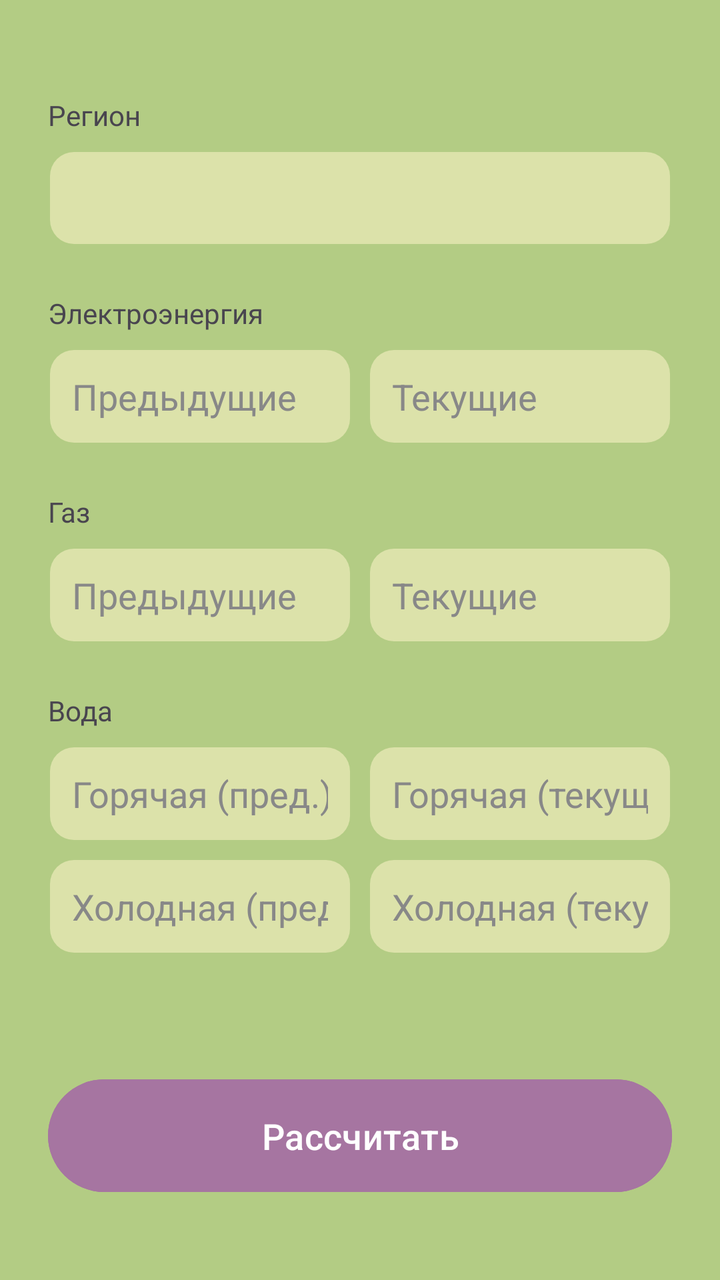
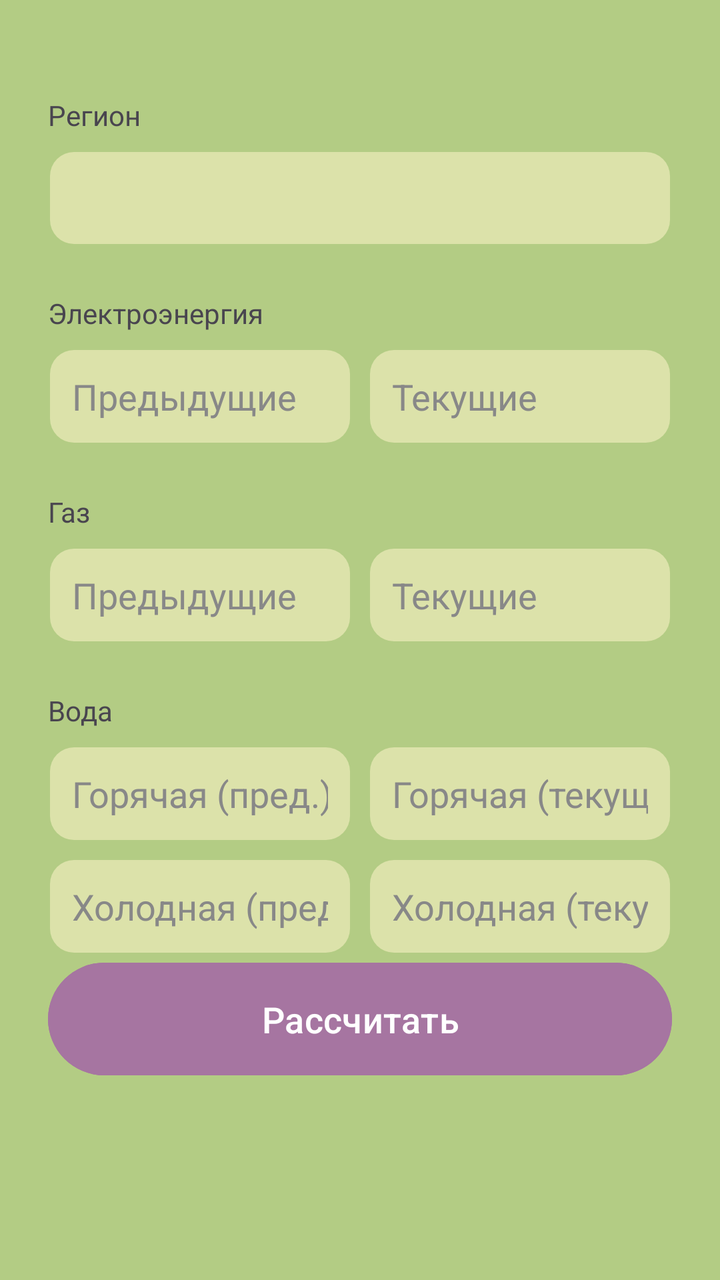

The first picture is an Android layout as it rendered before a commit; the second is the same layout after the commit. The layout source and the unified diff follow.
<!-- AndroidManifest.xml: application theme Theme.Startup_Etnofit_2 -->
<!-- res/layout/reckoning.xml -->
<?xml version="1.0" encoding="utf-8"?>
<androidx.constraintlayout.widget.ConstraintLayout xmlns:android="http://schemas.android.com/apk/res/android"
    android:layout_width="match_parent"
    android:layout_height="match_parent"
    xmlns:app="http://schemas.android.com/apk/res-auto"
    xmlns:tools="http://schemas.android.com/tools"
    android:background="#B3CC84"
    android:padding="24dp">

    <TextView
        android:id="@+id/labelRegion"
        android:layout_width="wrap_content"
        android:layout_height="wrap_content"
        android:layout_marginTop="24dp"
        android:text="Регион"
        app:layout_constraintStart_toStartOf="parent"
        app:layout_constraintTop_toTopOf="parent" />

    <Spinner
        android:id="@+id/spinnerRegion"
        android:layout_width="0dp"
        android:layout_height="48dp"
        android:layout_marginTop="8dp"
        android:paddingHorizontal="16dp"
        android:paddingVertical="12dp"
        android:background="@drawable/edittext_bg"
        app:layout_constraintTop_toBottomOf="@id/labelRegion"
        app:layout_constraintStart_toStartOf="parent"
        app:layout_constraintEnd_toEndOf="parent" />

    <TextView
        android:id="@+id/labelElectricity"
        android:layout_width="wrap_content"
        android:layout_height="wrap_content"
        android:layout_marginTop="24dp"
        android:text="Электроэнергия"
        app:layout_constraintStart_toStartOf="parent"
        app:layout_constraintTop_toBottomOf="@id/spinnerRegion" />

    <LinearLayout
        android:id="@+id/layoutElectricityInput"
        android:layout_width="0dp"
        android:layout_height="wrap_content"
        android:layout_marginTop="8dp"
        android:orientation="horizontal"
        app:layout_constraintEnd_toEndOf="parent"
        app:layout_constraintStart_toStartOf="parent"
        app:layout_constraintTop_toBottomOf="@id/labelElectricity">

        <EditText
            android:id="@+id/inputElectricityPrev"
            android:layout_width="0dp"
            android:layout_height="wrap_content"
            android:layout_weight="1"
            android:layout_marginEnd="8dp"
            android:background="@drawable/edittext_bg"
            android:hint="Предыдущие"
            android:inputType="numberDecimal"
            android:padding="12dp"
            android:textColor="#000000"
            android:textColorHint="#888888" />

        <EditText
            android:id="@+id/inputElectricityCurr"
            android:layout_width="0dp"
            android:layout_height="wrap_content"
            android:layout_weight="1"
            android:background="@drawable/edittext_bg"
            android:hint="Текущие"
            android:inputType="numberDecimal"
            android:padding="12dp"
            android:textColor="#000000"
            android:textColorHint="#888888" />

    </LinearLayout>

    <TextView
        android:id="@+id/labelGas"
        android:layout_width="wrap_content"
        android:layout_height="wrap_content"
        android:layout_marginTop="24dp"
        android:text="Газ"
        app:layout_constraintStart_toStartOf="parent"
        app:layout_constraintTop_toBottomOf="@id/layoutElectricityInput" />

    <LinearLayout
        android:id="@+id/layoutGasInput"
        android:layout_width="0dp"
        android:layout_height="wrap_content"
        android:layout_marginTop="8dp"
        android:orientation="horizontal"
        app:layout_constraintEnd_toEndOf="parent"
        app:layout_constraintStart_toStartOf="parent"
        app:layout_constraintTop_toBottomOf="@id/labelGas">

        <EditText
            android:id="@+id/inputGasPrev"
            android:layout_width="0dp"
            android:layout_height="wrap_content"
            android:layout_weight="1"
            android:layout_marginEnd="8dp"
            android:background="@drawable/edittext_bg"
            android:hint="Предыдущие"
            android:inputType="numberDecimal"
            android:padding="12dp"
            android:textColor="#000000"
            android:textColorHint="#888888" />

        <EditText
            android:id="@+id/inputGasCurr"
            android:layout_width="0dp"
            android:layout_height="wrap_content"
            android:layout_weight="1"
            android:background="@drawable/edittext_bg"
            android:hint="Текущие"
            android:inputType="numberDecimal"
            android:padding="12dp"
            android:textColor="#000000"
            android:textColorHint="#888888" />

    </LinearLayout>

    <TextView
        android:id="@+id/labelWater"
        android:layout_width="wrap_content"
        android:layout_height="wrap_content"
        android:layout_marginTop="24dp"
        android:text="Вода"
        app:layout_constraintStart_toStartOf="parent"
        app:layout_constraintTop_toBottomOf="@id/layoutGasInput" />

    <LinearLayout
        android:id="@+id/layoutHotWaterInput"
        android:layout_width="0dp"
        android:layout_height="wrap_content"
        android:layout_marginTop="8dp"
        android:orientation="horizontal"
        app:layout_constraintEnd_toEndOf="parent"
        app:layout_constraintStart_toStartOf="parent"
        app:layout_constraintTop_toBottomOf="@id/labelWater">

        <EditText
            android:id="@+id/inputHotWaterPrev"
            android:layout_width="0dp"
            android:layout_height="wrap_content"
            android:layout_weight="1"
            android:layout_marginEnd="8dp"
            android:background="@drawable/edittext_bg"
            android:hint="Горячая (пред.)"
            android:inputType="numberDecimal"
            android:padding="12dp"
            android:textColor="#000000"
            android:textColorHint="#888888" />

        <EditText
            android:id="@+id/inputHotWaterCurr"
            android:layout_width="0dp"
            android:layout_height="wrap_content"
            android:layout_weight="1"
            android:background="@drawable/edittext_bg"
            android:hint="Горячая (текущ.)"
            android:inputType="numberDecimal"
            android:padding="12dp"
            android:textColor="#000000"
            android:textColorHint="#888888" />

    </LinearLayout>

    <LinearLayout
        android:id="@+id/layoutColdWaterInput"
        android:layout_width="0dp"
        android:layout_height="wrap_content"
        android:layout_marginTop="8dp"
        android:orientation="horizontal"
        app:layout_constraintEnd_toEndOf="parent"
        app:layout_constraintStart_toStartOf="parent"
        app:layout_constraintTop_toBottomOf="@id/layoutHotWaterInput">

        <EditText
            android:id="@+id/inputColdWaterPrev"
            android:layout_width="0dp"
            android:layout_height="wrap_content"
            android:layout_weight="1"
            android:layout_marginEnd="8dp"
            android:background="@drawable/edittext_bg"
            android:hint="Холодная (пред.)"
            android:inputType="numberDecimal"
            android:padding="12dp"
            android:textColor="#000000"
            android:textColorHint="#888888" />

        <EditText
            android:id="@+id/inputColdWaterCurr"
            android:layout_width="0dp"
            android:layout_height="wrap_content"
            android:layout_weight="1"
            android:background="@drawable/edittext_bg"
            android:hint="Холодная (текущ.)"
            android:inputType="numberDecimal"
            android:padding="12dp"
            android:textColor="#000000"
            android:textColorHint="#888888" />

    </LinearLayout>

    <Button
        android:id="@+id/buttonCalculate"
        android:layout_width="0dp"
        android:layout_height="wrap_content"
        android:padding="16dp"
        android:text="Рассчитать"
        android:textSize="18sp"
        android:layout_marginBottom="16dp"
        android:backgroundTint="#A675A1"
        app:layout_constraintBottom_toBottomOf="parent"
        app:layout_constraintEnd_toEndOf="parent"
        app:layout_constraintHorizontal_bias="0.0"
        app:layout_constraintStart_toStartOf="parent"
        app:layout_constraintVertical_bias="0.683" />

</androidx.constraintlayout.widget.ConstraintLayout>
<!-- resources referenced by this layout -->
<resources>
  <!-- drawable edittext_bg (drawable) -->
  <shape xmlns:android="http://schemas.android.com/apk/res/android">
      <solid android:color="#DCE2AA" />
      <stroke android:width="2dp" android:color="#0000" />
      <corners android:radius="12dp" />
  </shape>
  <style name="Theme.Startup_Etnofit_2" parent="Base.Theme.Startup_Etnofit_2" />
  <style name="Base.Theme.Startup_Etnofit_2" parent="Theme.Material3.DayNight.NoActionBar">
          
          
      </style>
</resources>

<!-- the commit's change to res/layout/reckoning.xml (unified diff, before → after) -->
@@ -1,5 +1,6 @@
 <?xml version="1.0" encoding="utf-8"?>
-<androidx.constraintlayout.widget.ConstraintLayout xmlns:android="http://schemas.android.com/apk/res/android"
+<ScrollView
+    xmlns:android="http://schemas.android.com/apk/res/android"
     android:layout_width="match_parent"
     android:layout_height="match_parent"
     xmlns:app="http://schemas.android.com/apk/res-auto"
@@ -7,215 +8,189 @@
     android:background="#B3CC84"
     android:padding="24dp">
 
-    <TextView
-        android:id="@+id/labelRegion"
-        android:layout_width="wrap_content"
+    <LinearLayout
+        android:layout_width="match_parent"
         android:layout_height="wrap_content"
-        android:layout_marginTop="24dp"
-        android:text="Регион"
-        app:layout_constraintStart_toStartOf="parent"
-        app:layout_constraintTop_toTopOf="parent" />
+        android:orientation="vertical">
 
-    <Spinner
-        android:id="@+id/spinnerRegion"
-        android:layout_width="0dp"
-        android:layout_height="48dp"
-        android:layout_marginTop="8dp"
-        android:paddingHorizontal="16dp"
-        android:paddingVertical="12dp"
-        android:background="@drawable/edittext_bg"
-        app:layout_constraintTop_toBottomOf="@id/labelRegion"
-        app:layout_constraintStart_toStartOf="parent"
-        app:layout_constraintEnd_toEndOf="parent" />
+        <TextView
+            android:id="@+id/labelRegion"
+            android:layout_width="wrap_content"
+            android:layout_height="wrap_content"
+            android:layout_marginTop="24dp"
+            android:text="Регион" />
 
-    <TextView
-        android:id="@+id/labelElectricity"
-        android:layout_width="wrap_content"
-        android:layout_height="wrap_content"
-        android:layout_marginTop="24dp"
-        android:text="Электроэнергия"
-        app:layout_constraintStart_toStartOf="parent"
-        app:layout_constraintTop_toBottomOf="@id/spinnerRegion" />
+        <Spinner
+            android:id="@+id/spinnerRegion"
+            android:layout_width="match_parent"
+            android:layout_height="48dp"
+            android:layout_marginTop="8dp"
+            android:background="@drawable/edittext_bg"
+            android:paddingHorizontal="16dp"
+            android:paddingVertical="12dp" />
 
-    <LinearLayout
-        android:id="@+id/layoutElectricityInput"
-        android:layout_width="0dp"
-        android:layout_height="wrap_content"
-        android:layout_marginTop="8dp"
-        android:orientation="horizontal"
-        app:layout_constraintEnd_toEndOf="parent"
-        app:layout_constraintStart_toStartOf="parent"
-        app:layout_constraintTop_toBottomOf="@id/labelElectricity">
+        <TextView
+            android:id="@+id/labelElectricity"
+            android:layout_width="wrap_content"
+            android:layout_height="wrap_content"
+            android:layout_marginTop="24dp"
+            android:text="Электроэнергия" />
 
-        <EditText
-            android:id="@+id/inputElectricityPrev"
-            android:layout_width="0dp"
+        <LinearLayout
+            android:id="@+id/layoutElectricityInput"
+            android:layout_width="match_parent"
             android:layout_height="wrap_content"
-            android:layout_weight="1"
-            android:layout_marginEnd="8dp"
-            android:background="@drawable/edittext_bg"
-            android:hint="Предыдущие"
-            android:inputType="numberDecimal"
-            android:padding="12dp"
-            android:textColor="#000000"
-            android:textColorHint="#888888" />
+            android:layout_marginTop="8dp"
+            android:orientation="horizontal">
 
-        <EditText
-            android:id="@+id/inputElectricityCurr"
-            android:layout_width="0dp"
+            <EditText
+                android:id="@+id/inputElectricityPrev"
+                android:layout_width="0dp"
+                android:layout_height="wrap_content"
+                android:layout_marginEnd="8dp"
+                android:layout_weight="1"
+                android:background="@drawable/edittext_bg"
+                android:hint="Предыдущие"
+                android:inputType="numberDecimal"
+                android:padding="12dp"
+                android:textColor="#000000"
+                android:textColorHint="#888888" />
+
+            <EditText
+                android:id="@+id/inputElectricityCurr"
+                android:layout_width="0dp"
+                android:layout_height="wrap_content"
+                android:layout_weight="1"
+                android:background="@drawable/edittext_bg"
+                android:hint="Текущие"
+                android:inputType="numberDecimal"
+                android:padding="12dp"
+                android:textColor="#000000"
+                android:textColorHint="#888888" />
+        </LinearLayout>
+
+        <TextView
+            android:id="@+id/labelGas"
+            android:layout_width="wrap_content"
             android:layout_height="wrap_content"
-            android:layout_weight="1"
-            android:background="@drawable/edittext_bg"
-            android:hint="Текущие"
-            android:inputType="numberDecimal"
-            android:padding="12dp"
-            android:textColor="#000000"
-            android:textColorHint="#888888" />
+            android:layout_marginTop="24dp"
+            android:text="Газ" />
+
+        <LinearLayout
+            android:id="@+id/layoutGasInput"
+            android:layout_width="match_parent"
+            android:layout_height="wrap_content"
+            android:layout_marginTop="8dp"
+            android:orientation="horizontal">
+
+            <EditText
+                android:id="@+id/inputGasPrev"
+                android:layout_width="0dp"
+                android:layout_height="wrap_content"
+                android:layout_marginEnd="8dp"
+                android:layout_weight="1"
+                android:background="@drawable/edittext_bg"
+                android:hint="Предыдущие"
+                android:inputType="numberDecimal"
+                android:padding="12dp"
+                android:textColor="#000000"
+                android:textColorHint="#888888" />
+
+            <EditText
+                android:id="@+id/inputGasCurr"
+                android:layout_width="0dp"
+                android:layout_height="wrap_content"
+                android:layout_weight="1"
+                android:background="@drawable/edittext_bg"
+                android:hint="Текущие"
+                android:inputType="numberDecimal"
+                android:padding="12dp"
+                android:textColor="#000000"
+                android:textColorHint="#888888" />
+        </LinearLayout>
+
+        <TextView
+            android:id="@+id/labelWater"
+            android:layout_width="wrap_content"
+            android:layout_height="wrap_content"
+            android:layout_marginTop="24dp"
+            android:text="Вода" />
+
+        <LinearLayout
+            android:id="@+id/layoutHotWaterInput"
+            android:layout_width="match_parent"
+            android:layout_height="wrap_content"
+            android:layout_marginTop="8dp"
+            android:orientation="horizontal">
+
+            <EditText
+                android:id="@+id/inputHotWaterPrev"
+                android:layout_width="0dp"
+                android:layout_height="wrap_content"
+                android:layout_marginEnd="8dp"
+                android:layout_weight="1"
+                android:background="@drawable/edittext_bg"
+                android:hint="Горячая (пред.)"
+                android:inputType="numberDecimal"
+                android:padding="12dp"
+                android:textColor="#000000"
+                android:textColorHint="#888888" />
+
+            <EditText
+                android:id="@+id/inputHotWaterCurr"
+                android:layout_width="0dp"
+                android:layout_height="wrap_content"
+                android:layout_weight="1"
+                android:background="@drawable/edittext_bg"
+                android:hint="Горячая (текущ.)"
+                android:inputType="numberDecimal"
+                android:padding="12dp"
+                android:textColor="#000000"
+                android:textColorHint="#888888" />
+        </LinearLayout>
+
+        <LinearLayout
+            android:id="@+id/layoutColdWaterInput"
+            android:layout_width="match_parent"
+            android:layout_height="wrap_content"
+            android:layout_marginTop="8dp"
+            android:orientation="horizontal">
+
+            <EditText
+                android:id="@+id/inputColdWaterPrev"
+                android:layout_width="0dp"
+                android:layout_height="wrap_content"
+                android:layout_marginEnd="8dp"
+                android:layout_weight="1"
+                android:background="@drawable/edittext_bg"
+                android:hint="Холодная (пред.)"
+                android:inputType="numberDecimal"
+                android:padding="12dp"
+                android:textColor="#000000"
+                android:textColorHint="#888888" />
+
+            <EditText
+                android:id="@+id/inputColdWaterCurr"
+                android:layout_width="0dp"
+                android:layout_height="wrap_content"
+                android:layout_weight="1"
+                android:background="@drawable/edittext_bg"
+                android:hint="Холодная (текущ.)"
+                android:inputType="numberDecimal"
+                android:padding="12dp"
+                android:textColor="#000000"
+                android:textColorHint="#888888" />
+        </LinearLayout>
+
+        <Button
+            android:id="@+id/buttonCalculate"
+            android:layout_width="match_parent"
+            android:layout_height="wrap_content"
+            android:layout_marginBottom="16dp"
+            android:backgroundTint="#A675A1"
+            android:padding="16dp"
+            android:text="Рассчитать"
+            android:textSize="18sp" />
 
     </LinearLayout>
-
-    <TextView
-        android:id="@+id/labelGas"
-        android:layout_width="wrap_content"
-        android:layout_height="wrap_content"
-        android:layout_marginTop="24dp"
-        android:text="Газ"
-        app:layout_constraintStart_toStartOf="parent"
-        app:layout_constraintTop_toBottomOf="@id/layoutElectricityInput" />
-
-    <LinearLayout
-        android:id="@+id/layoutGasInput"
-        android:layout_width="0dp"
-        android:layout_height="wrap_content"
-        android:layout_marginTop="8dp"
-        android:orientation="horizontal"
-        app:layout_constraintEnd_toEndOf="parent"
-        app:layout_constraintStart_toStartOf="parent"
-        app:layout_constraintTop_toBottomOf="@id/labelGas">
-
-        <EditText
-            android:id="@+id/inputGasPrev"
-            android:layout_width="0dp"
-            android:layout_height="wrap_content"
-            android:layout_weight="1"
-            android:layout_marginEnd="8dp"
-            android:background="@drawable/edittext_bg"
-            android:hint="Предыдущие"
-            android:inputType="numberDecimal"
-            android:padding="12dp"
-            android:textColor="#000000"
-            android:textColorHint="#888888" />
-
-        <EditText
-            android:id="@+id/inputGasCurr"
-            android:layout_width="0dp"
-            android:layout_height="wrap_content"
-            android:layout_weight="1"
-            android:background="@drawable/edittext_bg"
-            android:hint="Текущие"
-            android:inputType="numberDecimal"
-            android:padding="12dp"
-            android:textColor="#000000"
-            android:textColorHint="#888888" />
-
-    </LinearLayout>
-
-    <TextView
-        android:id="@+id/labelWater"
-        android:layout_width="wrap_content"
-        android:layout_height="wrap_content"
-        android:layout_marginTop="24dp"
-        android:text="Вода"
-        app:layout_constraintStart_toStartOf="parent"
-        app:layout_constraintTop_toBottomOf="@id/layoutGasInput" />
-
-    <LinearLayout
-        android:id="@+id/layoutHotWaterInput"
-        android:layout_width="0dp"
-        android:layout_height="wrap_content"
-        android:layout_marginTop="8dp"
-        android:orientation="horizontal"
-        app:layout_constraintEnd_toEndOf="parent"
-        app:layout_constraintStart_toStartOf="parent"
-        app:layout_constraintTop_toBottomOf="@id/labelWater">
-
-        <EditText
-            android:id="@+id/inputHotWaterPrev"
-            android:layout_width="0dp"
-            android:layout_height="wrap_content"
-            android:layout_weight="1"
-            android:layout_marginEnd="8dp"
-            android:background="@drawable/edittext_bg"
-            android:hint="Горячая (пред.)"
-            android:inputType="numberDecimal"
-            android:padding="12dp"
-            android:textColor="#000000"
-            android:textColorHint="#888888" />
-
-        <EditText
-            android:id="@+id/inputHotWaterCurr"
-            android:layout_width="0dp"
-            android:layout_height="wrap_content"
-            android:layout_weight="1"
-            android:background="@drawable/edittext_bg"
-            android:hint="Горячая (текущ.)"
-            android:inputType="numberDecimal"
-            android:padding="12dp"
-            android:textColor="#000000"
-            android:textColorHint="#888888" />
-
-    </LinearLayout>
-
-    <LinearLayout
-        android:id="@+id/layoutColdWaterInput"
-        android:layout_width="0dp"
-        android:layout_height="wrap_content"
-        android:layout_marginTop="8dp"
-        android:orientation="horizontal"
-        app:layout_constraintEnd_toEndOf="parent"
-        app:layout_constraintStart_toStartOf="parent"
-        app:layout_constraintTop_toBottomOf="@id/layoutHotWaterInput">
-
-        <EditText
-            android:id="@+id/inputColdWaterPrev"
-            android:layout_width="0dp"
-            android:layout_height="wrap_content"
-            android:layout_weight="1"
-            android:layout_marginEnd="8dp"
-            android:background="@drawable/edittext_bg"
-            android:hint="Холодная (пред.)"
-            android:inputType="numberDecimal"
-            android:padding="12dp"
-            android:textColor="#000000"
-            android:textColorHint="#888888" />
-
-        <EditText
-            android:id="@+id/inputColdWaterCurr"
-            android:layout_width="0dp"
-            android:layout_height="wrap_content"
-            android:layout_weight="1"
-            android:background="@drawable/edittext_bg"
-            android:hint="Холодная (текущ.)"
-            android:inputType="numberDecimal"
-            android:padding="12dp"
-            android:textColor="#000000"
-            android:textColorHint="#888888" />
-
-    </LinearLayout>
-
-    <Button
-        android:id="@+id/buttonCalculate"
-        android:layout_width="0dp"
-        android:layout_height="wrap_content"
-        android:padding="16dp"
-        android:text="Рассчитать"
-        android:textSize="18sp"
-        android:layout_marginBottom="16dp"
-        android:backgroundTint="#A675A1"
-        app:layout_constraintBottom_toBottomOf="parent"
-        app:layout_constraintEnd_toEndOf="parent"
-        app:layout_constraintHorizontal_bias="0.0"
-        app:layout_constraintStart_toStartOf="parent"
-        app:layout_constraintVertical_bias="0.683" />
-
-</androidx.constraintlayout.widget.ConstraintLayout>
+</ScrollView>
